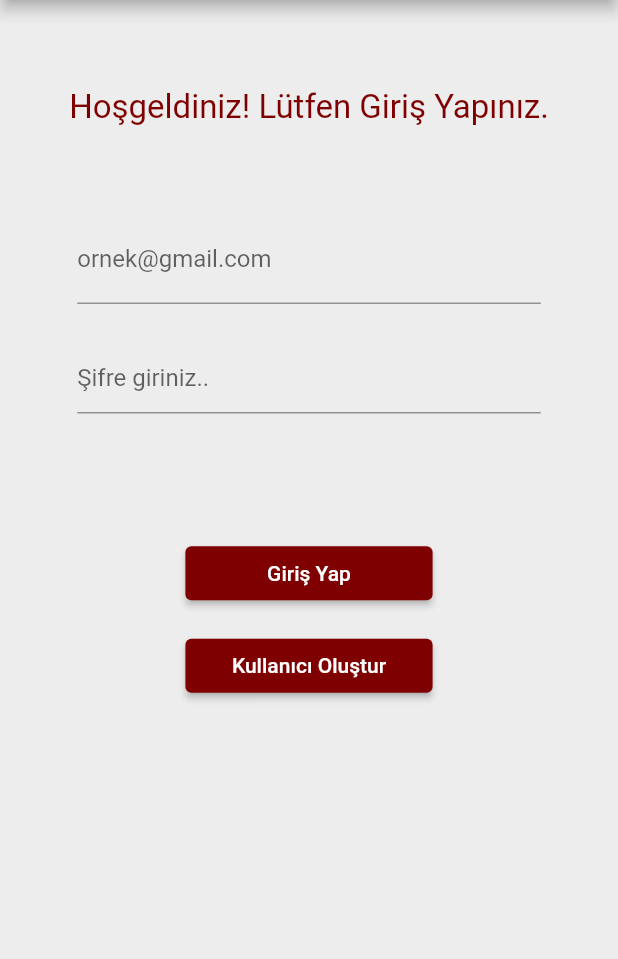
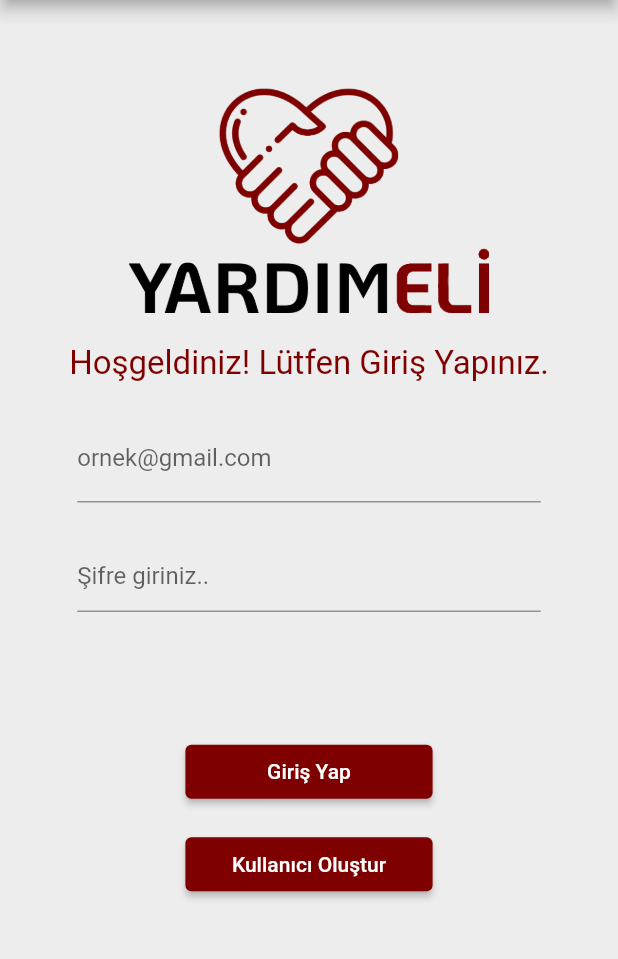
Before and after one commit to FatihGeylan/Graduation_Project_Yardimeli, a Flutter app: the screen it shows after launch, on a phone screen of 412 x 824 dp, the part 84-1043 px from its top. Run offline on Flutter 3.47's test engine with Material 2 defaults, Android fonts, the phone set to English and light mode, and no system bars; our stand-ins replace flutter_riverpod, image_picker, percent_indicator, scrollable_positioned_list; missing offline and left inert: dcdg; accounts and stored records are empty.

Commit message:
logo eklendi, kampanyalarım para çekme eklendi

```diff
--- a/lib/API/ApiConstants.dart
+++ b/lib/API/ApiConstants.dart
@@ -12,4 +12,5 @@ class ApiConstants {
   static String ChangeCity =  '/api/User/ChangeCity';
   static String GetCampaignsByToken = '/api/Campaign/GetCampaignsByToken';
   static String RemoveCampaign = '/api/Campaign/RemoveCampaign';
+  static String Withdraw = '/api/Campaign/Withdraw';
 }
--- a/lib/pages/LoginPage.dart
+++ b/lib/pages/LoginPage.dart
@@ -56,9 +56,16 @@ class _LoginPageState extends ConsumerState<LoginPage> {
                   SizedBox(
                     height: MediaQuery.of(context).size.width/7,
                   ),
+                  Image.asset(
+                    "lib/pictures/YARDIMELİ.png",
+                    height: 150,
+                  ),
+                  SizedBox(
+                    height: MediaQuery.of(context).size.width/20,
+                  ),
                   Text('Hoşgeldiniz! Lütfen Giriş Yapınız.',style: TextStyle(color: Color(0xff7f0000),fontSize: 22),),
                   SizedBox(
-                    height: MediaQuery.of(context).size.width/7,
+                    height: MediaQuery.of(context).size.width/20,
                   ),
                   Container(
                     width: MediaQuery.of(context).size.width/20*15,
@@ -166,6 +173,8 @@ class _LoginPageState extends ConsumerState<LoginPage> {
                                     print(e.toString());
                                     // pushError(context);
                                   }
+                                }else{
+                                  Navigator.pop(context);
                                 }
                               }
                             }, child: Text('Giriş Yap'),
```
Also changed, not shown: lib/API/CampaignApiService.dart (+25 -0 lines), lib/pages/CampaignDetailPage.dart (+46 -6 lines), lib/pictures/YARDIMELİ.png (added), lib/pictures/yardımelilogo.png (added).
